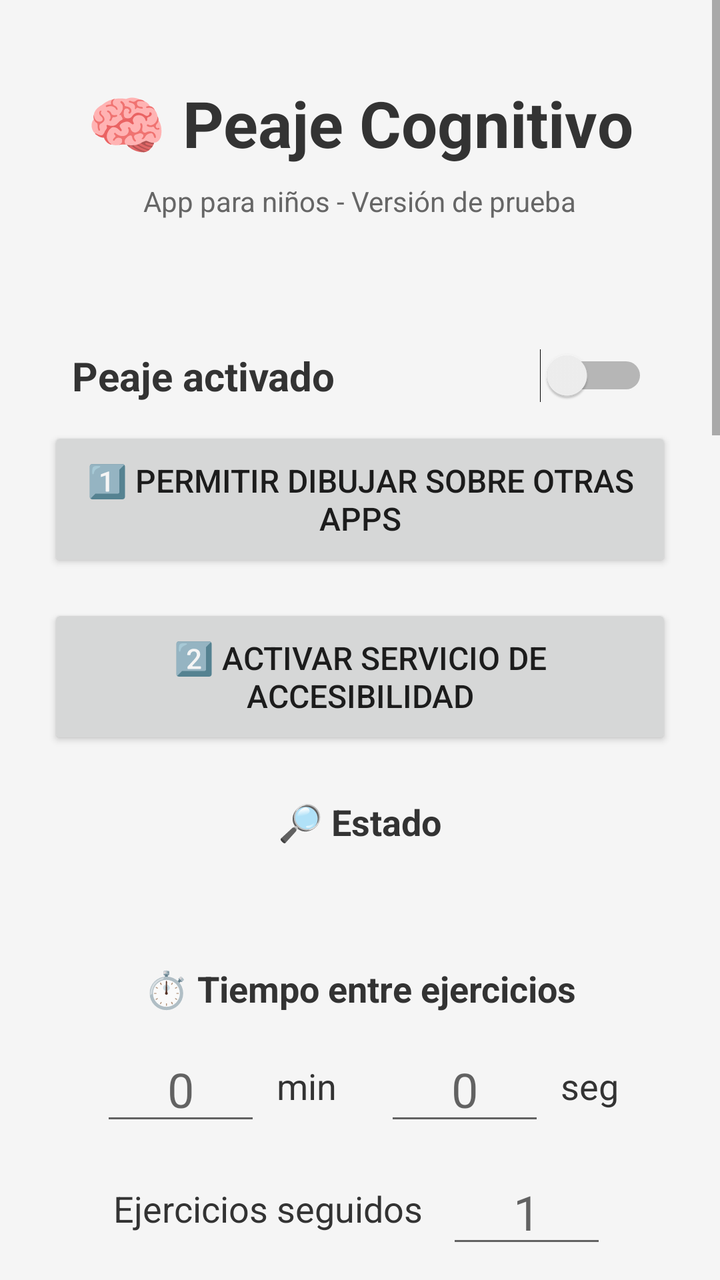
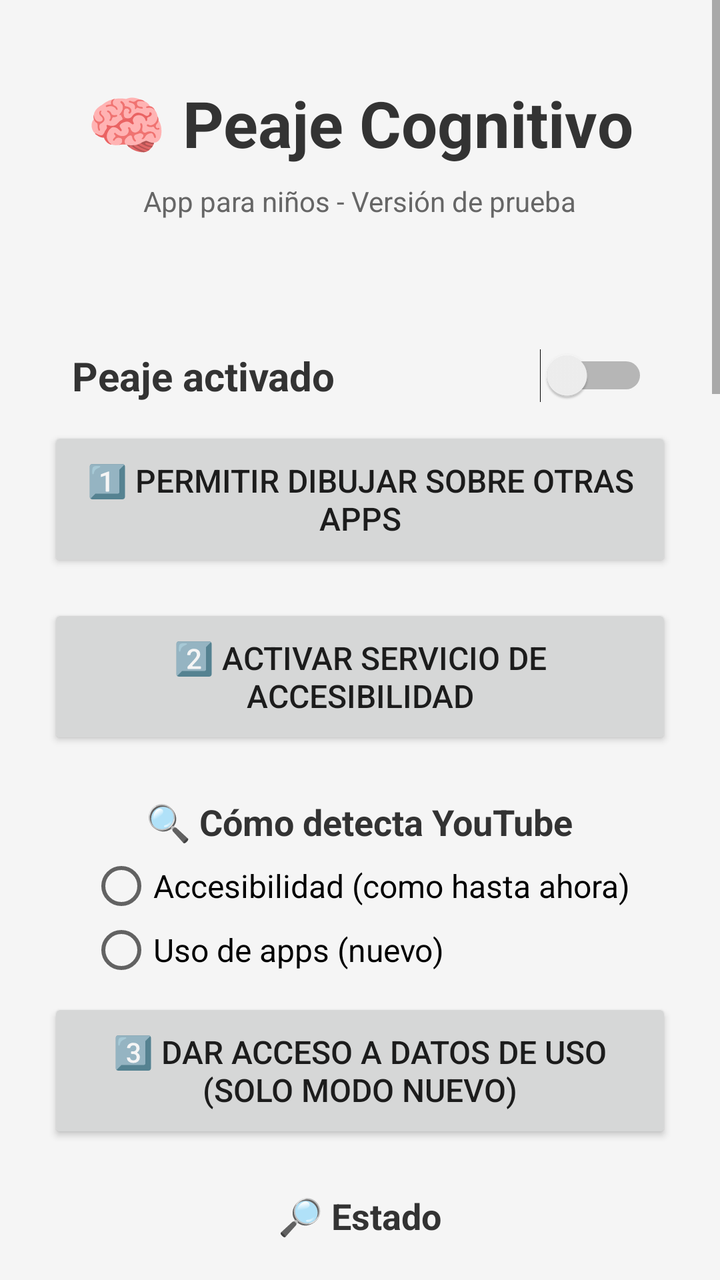

Compare the two renders of this Android layout. The source of the first and the diff that turns it into the second are given below.
<!-- AndroidManifest.xml: application theme Theme.AppCompat.Light.DarkActionBar -->
<!-- res/layout/activity_main.xml -->
<?xml version="1.0" encoding="utf-8"?>
<ScrollView xmlns:android="http://schemas.android.com/apk/res/android"
    android:layout_width="match_parent"
    android:layout_height="match_parent"
    android:background="#F5F5F5"
    android:fillViewport="true">

    <LinearLayout
        android:layout_width="match_parent"
        android:layout_height="wrap_content"
        android:gravity="center_horizontal"
        android:orientation="vertical"
        android:padding="24dp">

        <TextView
            android:layout_width="wrap_content"
            android:layout_height="wrap_content"
            android:layout_marginTop="16dp"
            android:layout_marginBottom="8dp"
            android:text="🧠 Peaje Cognitivo"
            android:textColor="#333"
            android:textSize="32sp"
            android:textStyle="bold" />

        <TextView
            android:layout_width="wrap_content"
            android:layout_height="wrap_content"
            android:layout_marginBottom="4dp"
            android:text="App para niños - Versión de prueba"
            android:textColor="#666"
            android:textSize="14sp" />

        <TextView
            android:id="@+id/tvVersion"
            android:layout_width="wrap_content"
            android:layout_height="wrap_content"
            android:layout_marginBottom="32dp"
            android:textColor="#999"
            android:textSize="12sp" />

        <Switch
            android:id="@+id/swActivo"
            android:layout_width="match_parent"
            android:layout_height="wrap_content"
            android:padding="12dp"
            android:text="Peaje activado"
            android:textColor="#333"
            android:textSize="20sp"
            android:textStyle="bold" />

        <Button
            android:id="@+id/btnEnableOverlay"
            android:layout_width="match_parent"
            android:layout_height="wrap_content"
            android:padding="16dp"
            android:text="1️⃣ Permitir dibujar sobre otras apps"
            android:textSize="16sp" />

        <Button
            android:id="@+id/btnEnableAccessibility"
            android:layout_width="match_parent"
            android:layout_height="wrap_content"
            android:layout_marginTop="16dp"
            android:padding="16dp"
            android:text="2️⃣ Activar servicio de accesibilidad"
            android:textSize="16sp" />

        
        <TextView
            android:layout_width="wrap_content"
            android:layout_height="wrap_content"
            android:layout_marginTop="24dp"
            android:text="🔎 Estado"
            android:textColor="#333"
            android:textSize="18sp"
            android:textStyle="bold" />

        <TextView
            android:id="@+id/tvEstado"
            android:layout_width="wrap_content"
            android:layout_height="wrap_content"
            android:layout_marginTop="8dp"
            android:lineSpacingMultiplier="1.2"
            android:textColor="#444"
            android:textSize="14sp" />

        <TextView
            android:layout_width="wrap_content"
            android:layout_height="wrap_content"
            android:layout_marginTop="32dp"
            android:text="⏱️ Tiempo entre ejercicios"
            android:textColor="#333"
            android:textSize="18sp"
            android:textStyle="bold" />

        <LinearLayout
            android:layout_width="wrap_content"
            android:layout_height="wrap_content"
            android:layout_marginTop="12dp"
            android:gravity="center_vertical"
            android:orientation="horizontal">

            <EditText
                android:id="@+id/etMinutes"
                android:layout_width="80dp"
                android:layout_height="wrap_content"
                android:gravity="center"
                android:hint="0"
                android:importantForAutofill="no"
                android:inputType="number"
                android:maxLength="3"
                android:textSize="24sp" />

            <TextView
                android:layout_width="wrap_content"
                android:layout_height="wrap_content"
                android:layout_marginStart="8dp"
                android:layout_marginEnd="24dp"
                android:text="min"
                android:textColor="#333"
                android:textSize="18sp" />

            <EditText
                android:id="@+id/etSeconds"
                android:layout_width="80dp"
                android:layout_height="wrap_content"
                android:gravity="center"
                android:hint="0"
                android:importantForAutofill="no"
                android:inputType="number"
                android:maxLength="2"
                android:textSize="24sp" />

            <TextView
                android:layout_width="wrap_content"
                android:layout_height="wrap_content"
                android:layout_marginStart="8dp"
                android:text="seg"
                android:textColor="#333"
                android:textSize="18sp" />
        </LinearLayout>

        <LinearLayout
            android:layout_width="wrap_content"
            android:layout_height="wrap_content"
            android:layout_marginTop="12dp"
            android:gravity="center_vertical"
            android:orientation="horizontal">

            <TextView
                android:layout_width="wrap_content"
                android:layout_height="wrap_content"
                android:layout_marginEnd="12dp"
                android:text="Ejercicios seguidos"
                android:textColor="#333"
                android:textSize="18sp" />

            <EditText
                android:id="@+id/etSerie"
                android:layout_width="80dp"
                android:layout_height="wrap_content"
                android:gravity="center"
                android:hint="1"
                android:importantForAutofill="no"
                android:inputType="number"
                android:maxLength="2"
                android:textSize="24sp" />
        </LinearLayout>

        <Button
            android:id="@+id/btnSaveInterval"
            android:layout_width="match_parent"
            android:layout_height="wrap_content"
            android:layout_marginTop="12dp"
            android:padding="16dp"
            android:text="💾 Guardar tiempo y cantidad"
            android:textSize="16sp" />

        <TextView
            android:id="@+id/tvIntervalCurrent"
            android:layout_width="wrap_content"
            android:layout_height="wrap_content"
            android:layout_marginTop="8dp"
            android:textColor="#666"
            android:textSize="14sp" />

        <TextView
            android:layout_width="wrap_content"
            android:layout_height="wrap_content"
            android:layout_marginTop="32dp"
            android:text="🎯 Tipos de ejercicio"
            android:textColor="#333"
            android:textSize="18sp"
            android:textStyle="bold" />

        <CheckBox
            android:id="@+id/cbSuma"
            android:layout_width="wrap_content"
            android:layout_height="wrap_content"
            android:layout_marginTop="4dp"
            android:text="➕ Sumas (con dibujos)"
            android:textSize="16sp" />

        <CheckBox
            android:id="@+id/cbResta"
            android:layout_width="wrap_content"
            android:layout_height="wrap_content"
            android:text="➖ Restas (con dibujos)"
            android:textSize="16sp" />

        <CheckBox
            android:id="@+id/cbAnimales"
            android:layout_width="wrap_content"
            android:layout_height="wrap_content"
            android:text="🐶 Animales"
            android:textSize="16sp" />

        <CheckBox
            android:id="@+id/cbObjetos"
            android:layout_width="wrap_content"
            android:layout_height="wrap_content"
            android:text="🎈 Objetos"
            android:textSize="16sp" />

        <CheckBox
            android:id="@+id/cbEmociones"
            android:layout_width="wrap_content"
            android:layout_height="wrap_content"
            android:text="😊 Emociones (caras)"
            android:textSize="16sp" />

        <CheckBox
            android:id="@+id/cbLetras"
            android:layout_width="wrap_content"
            android:layout_height="wrap_content"
            android:text="🔤 Letras"
            android:textSize="16sp" />

        <CheckBox
            android:id="@+id/cbColores"
            android:layout_width="wrap_content"
            android:layout_height="wrap_content"
            android:text="🎨 Colores"
            android:textSize="16sp" />

        <CheckBox
            android:id="@+id/cbFormas"
            android:layout_width="wrap_content"
            android:layout_height="wrap_content"
            android:text="🔷 Formas"
            android:textSize="16sp" />

        <CheckBox
            android:id="@+id/cbContar"
            android:layout_width="wrap_content"
            android:layout_height="wrap_content"
            android:text="🔢 Contar"
            android:textSize="16sp" />

        <CheckBox
            android:id="@+id/cbSecuencias"
            android:layout_width="wrap_content"
            android:layout_height="wrap_content"
            android:text="➡️ Secuencias de números"
            android:textSize="16sp" />

        <TextView
            android:layout_width="wrap_content"
            android:layout_height="wrap_content"
            android:layout_marginTop="4dp"
            android:gravity="center"
            android:text="Si marcás varios, salen mezclados."
            android:textColor="#888"
            android:textSize="12sp" />

        <TextView
            android:layout_width="wrap_content"
            android:layout_height="wrap_content"
            android:layout_marginTop="24dp"
            android:text="📈 Dificultad"
            android:textColor="#333"
            android:textSize="18sp"
            android:textStyle="bold" />

        <RadioGroup
            android:id="@+id/rgNivel"
            android:layout_width="wrap_content"
            android:layout_height="wrap_content"
            android:layout_marginTop="4dp"
            android:orientation="vertical">

            <RadioButton
                android:id="@+id/rbNivel1"
                android:layout_width="wrap_content"
                android:layout_height="wrap_content"
                android:text="Fácil"
                android:textSize="16sp" />

            <RadioButton
                android:id="@+id/rbNivel2"
                android:layout_width="wrap_content"
                android:layout_height="wrap_content"
                android:text="Medio"
                android:textSize="16sp" />

            <RadioButton
                android:id="@+id/rbNivel3"
                android:layout_width="wrap_content"
                android:layout_height="wrap_content"
                android:text="Difícil"
                android:textSize="16sp" />
        </RadioGroup>

        <TextView
            android:layout_width="wrap_content"
            android:layout_height="wrap_content"
            android:layout_marginTop="24dp"
            android:text="📊 Progreso por tipo"
            android:textColor="#333"
            android:textSize="18sp"
            android:textStyle="bold" />

        <TextView
            android:id="@+id/tvHistorial"
            android:layout_width="wrap_content"
            android:layout_height="wrap_content"
            android:layout_marginTop="8dp"
            android:lineSpacingMultiplier="1.2"
            android:textColor="#444"
            android:textSize="14sp" />

        <Button
            android:id="@+id/btnBorrarHistorial"
            android:layout_width="match_parent"
            android:layout_height="wrap_content"
            android:layout_marginTop="8dp"
            android:text="Borrar progreso"
            android:textSize="14sp" />

        <CheckBox
            android:id="@+id/cbVoz"
            android:layout_width="wrap_content"
            android:layout_height="wrap_content"
            android:layout_marginTop="24dp"
            android:text="🔊 Leer el ejercicio en voz alta"
            android:textSize="16sp" />

        <Button
            android:id="@+id/btnPin"
            android:layout_width="match_parent"
            android:layout_height="wrap_content"
            android:layout_marginTop="16dp"
            android:padding="16dp"
            android:text="🔒 PIN de padres"
            android:textSize="16sp" />

        <Button
            android:id="@+id/btnTestOverlay"
            android:layout_width="match_parent"
            android:layout_height="wrap_content"
            android:layout_marginTop="32dp"
            android:backgroundTint="#4CAF50"
            android:padding="16dp"
            android:text="🧪 Probar overlay ahora"
            android:textSize="16sp" />

        <Button
            android:id="@+id/btnVerRegistro"
            android:layout_width="match_parent"
            android:layout_height="wrap_content"
            android:layout_marginTop="16dp"
            android:padding="16dp"
            android:text="📋 Ver registro (diagnóstico)"
            android:textSize="16sp" />

        <TextView
            android:layout_width="wrap_content"
            android:layout_height="wrap_content"
            android:layout_marginTop="32dp"
            android:layout_marginBottom="16dp"
            android:gravity="center"
            android:lineSpacingMultiplier="1.3"
            android:text="Instrucciones:\n1. Dar los dos permisos arriba\n2. Elegir tiempo y tipos de ejercicio\n3. Abrir YouTube\n4. Esperar el tiempo elegido\n5. Aparecerá el ejercicio"
            android:textColor="#666"
            android:textSize="14sp" />

    </LinearLayout>
</ScrollView>
<!-- resources referenced by this layout -->
<resources>

</resources>

<!-- the commit's change to res/layout/activity_main.xml (unified diff, before → after) -->
@@ -63,6 +63,46 @@
             android:layout_marginTop="16dp"
             android:padding="16dp"
             android:text="2️⃣ Activar servicio de accesibilidad"
+            android:textSize="16sp" />
+
+        <TextView
+            android:layout_width="wrap_content"
+            android:layout_height="wrap_content"
+            android:layout_marginTop="24dp"
+            android:text="🔍 Cómo detecta YouTube"
+            android:textColor="#333"
+            android:textSize="18sp"
+            android:textStyle="bold" />
+
+        <RadioGroup
+            android:id="@+id/rgDeteccion"
+            android:layout_width="wrap_content"
+            android:layout_height="wrap_content"
+            android:layout_marginTop="4dp"
+            android:orientation="vertical">
+
+            <RadioButton
+                android:id="@+id/rbDetAcc"
+                android:layout_width="wrap_content"
+                android:layout_height="wrap_content"
+                android:text="Accesibilidad (como hasta ahora)"
+                android:textSize="16sp" />
+
+            <RadioButton
+                android:id="@+id/rbDetUso"
+                android:layout_width="wrap_content"
+                android:layout_height="wrap_content"
+                android:text="Uso de apps (nuevo)"
+                android:textSize="16sp" />
+        </RadioGroup>
+
+        <Button
+            android:id="@+id/btnUsoPermiso"
+            android:layout_width="match_parent"
+            android:layout_height="wrap_content"
+            android:layout_marginTop="8dp"
+            android:padding="16dp"
+            android:text="3️⃣ Dar acceso a datos de uso (solo modo nuevo)"
             android:textSize="16sp" />
 
         
